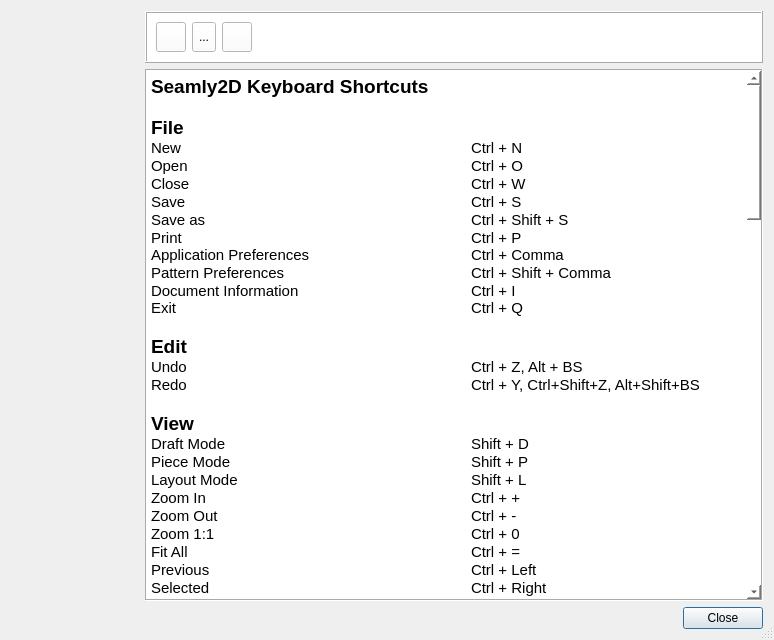
This is src/app/seamly2d/dialogs/shortcuts_dialog.ui in FashionFreedom/Seamly2D as Qt 5 draws it before an edit. The edited form follows.
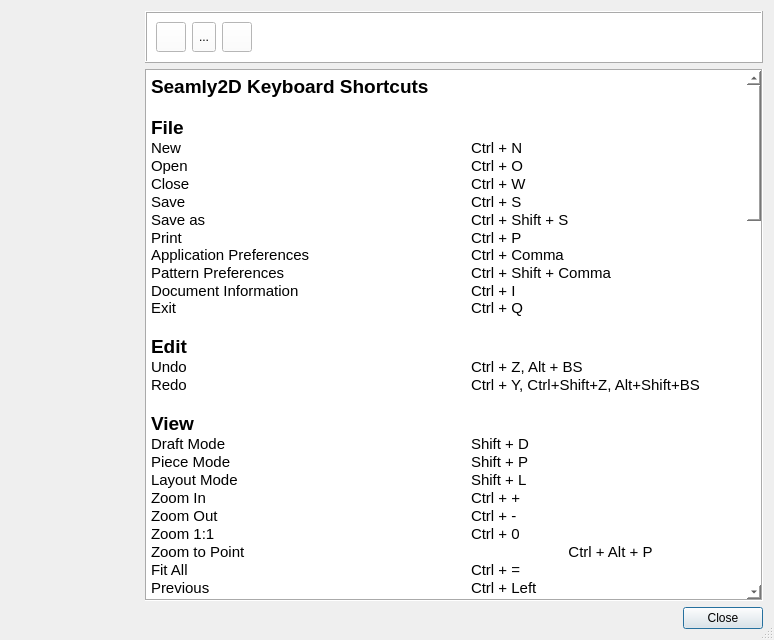
This is the edited form. Icons and pictures are not drawn.

Commit message: Added zoom to point shortcut to Help>Shortcuts dialog

```diff
--- a/src/app/seamly2d/dialogs/shortcuts_dialog.ui
+++ b/src/app/seamly2d/dialogs/shortcuts_dialog.ui
@@ -323,9 +323,12 @@
          </property>
          <property name="html">
           <string notr="true">&lt;!DOCTYPE HTML PUBLIC &quot;-//W3C//DTD HTML 4.0//EN&quot; &quot;http://www.w3.org/TR/REC-html40/strict.dtd&quot;&gt;
-&lt;html&gt;&lt;head&gt;&lt;meta name=&quot;qrichtext&quot; content=&quot;1&quot; /&gt;&lt;title&gt;Seamly2S Shortcuts&lt;/title&gt;&lt;style type=&quot;text/css&quot;&gt;
+&lt;html&gt;&lt;head&gt;&lt;meta name=&quot;qrichtext&quot; content=&quot;1&quot; /&gt;&lt;meta charset=&quot;utf-8&quot; /&gt;&lt;title&gt;Seamly2S Shortcuts&lt;/title&gt;&lt;style type=&quot;text/css&quot;&gt;
 p, li { white-space: pre-wrap; }
-&lt;/style&gt;&lt;/head&gt;&lt;body style=&quot; font-size:8.25pt; font-weight:400; font-style:normal;&quot;&gt;
+hr { height: 1px; border-width: 0; }
+li.unchecked::marker { content: &quot;\2610&quot;; }
+li.checked::marker { content: &quot;\2612&quot;; }
+&lt;/style&gt;&lt;/head&gt;&lt;body style=&quot; font-family:'.AppleSystemUIFont'; font-size:13pt; font-weight:400; font-style:normal;&quot;&gt;
 &lt;p style=&quot; margin-top:0px; margin-bottom:0px; margin-left:0px; margin-right:0px; -qt-block-indent:0; text-indent:0px;&quot;&gt;&lt;span style=&quot; font-size:14pt; font-weight:600;&quot;&gt;Seamly2D Keyboard Shortcuts&lt;/span&gt;&lt;/p&gt;
 &lt;p style=&quot; margin-top:0px; margin-bottom:0px; margin-left:0px; margin-right:0px; -qt-block-indent:0; text-indent:0px;&quot;&gt;&lt;span style=&quot; font-size:11pt;&quot;&gt;		&lt;/span&gt;&lt;/p&gt;
 &lt;p style=&quot; margin-top:0px; margin-bottom:0px; margin-left:0px; margin-right:0px; -qt-block-indent:0; text-indent:0px;&quot;&gt;&lt;span style=&quot; font-size:14pt; font-weight:600;&quot;&gt;File&lt;/span&gt;&lt;span style=&quot; font-size:11pt;&quot;&gt;		&lt;/span&gt;&lt;/p&gt;
@@ -348,7 +351,8 @@
 &lt;p style=&quot; margin-top:0px; margin-bottom:0px; margin-left:0px; margin-right:0px; -qt-block-indent:0; text-indent:0px;&quot;&gt;&lt;span style=&quot; font-size:11pt;&quot;&gt;Layout Mode			Shift + L		&lt;/span&gt;&lt;/p&gt;
 &lt;p style=&quot; margin-top:0px; margin-bottom:0px; margin-left:0px; margin-right:0px; -qt-block-indent:0; text-indent:0px;&quot;&gt;&lt;span style=&quot; font-size:11pt;&quot;&gt;Zoom In				Ctrl + +		&lt;/span&gt;&lt;/p&gt;
 &lt;p style=&quot; margin-top:0px; margin-bottom:0px; margin-left:0px; margin-right:0px; -qt-block-indent:0; text-indent:0px;&quot;&gt;&lt;span style=&quot; font-size:11pt;&quot;&gt;Zoom Out				Ctrl + -		&lt;/span&gt;&lt;/p&gt;
-&lt;p style=&quot; margin-top:0px; margin-bottom:0px; margin-left:0px; margin-right:0px; -qt-block-indent:0; text-indent:0px;&quot;&gt;&lt;span style=&quot; font-size:11pt;&quot;&gt;Zoom 1:1				Ctrl + 0		&lt;/span&gt;&lt;/p&gt;
+&lt;p style=&quot; margin-top:0px; margin-bottom:0px; margin-left:0px; margin-right:0px; -qt-block-indent:0; text-indent:0px;&quot;&gt;&lt;span style=&quot; font-size:11pt;&quot;&gt;Zoom 1:1				Ctrl + 0&lt;/span&gt;&lt;/p&gt;
+&lt;p style=&quot; margin-top:0px; margin-bottom:0px; margin-left:0px; margin-right:0px; -qt-block-indent:0; text-indent:0px;&quot;&gt;&lt;span style=&quot; font-size:11pt;&quot;&gt;Zoom to Point                                                                              Ctrl + Alt + P		&lt;/span&gt;&lt;/p&gt;
 &lt;p style=&quot; margin-top:0px; margin-bottom:0px; margin-left:0px; margin-right:0px; -qt-block-indent:0; text-indent:0px;&quot;&gt;&lt;span style=&quot; font-size:11pt;&quot;&gt;Fit All				Ctrl + =		&lt;/span&gt;&lt;/p&gt;
 &lt;p style=&quot; margin-top:0px; margin-bottom:0px; margin-left:0px; margin-right:0px; -qt-block-indent:0; text-indent:0px;&quot;&gt;&lt;span style=&quot; font-size:11pt;&quot;&gt;Previous				Ctrl + Left		&lt;/span&gt;&lt;/p&gt;
 &lt;p style=&quot; margin-top:0px; margin-bottom:0px; margin-left:0px; margin-right:0px; -qt-block-indent:0; text-indent:0px;&quot;&gt;&lt;span style=&quot; font-size:11pt;&quot;&gt;Selected				Ctrl + Right		&lt;/span&gt;&lt;/p&gt;
```
